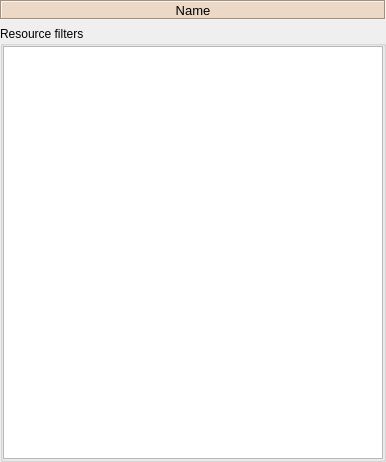
This is spinetoolbox/ui/link_properties.ui in spine-tools/Spine-Toolbox as Qt 5 draws it before an edit. The edited form follows.
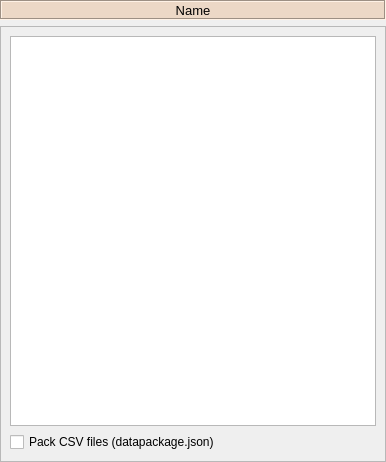
This is the edited form.

What changed in the file:
```diff
--- a/spinetoolbox/ui/link_properties.ui
+++ b/spinetoolbox/ui/link_properties.ui
@@ -25,7 +25,7 @@
   <property name="windowTitle">
    <string>Form</string>
   </property>
-  <layout class="QGridLayout" name="gridLayout">
+  <layout class="QVBoxLayout" name="verticalLayout">
    <property name="leftMargin">
     <number>0</number>
    </property>
@@ -38,44 +38,7 @@
    <property name="bottomMargin">
     <number>0</number>
    </property>
-   <item row="1" column="0">
-    <widget class="QGroupBox" name="groupBox_2">
-     <property name="title">
-      <string>Resource filters</string>
-     </property>
-     <layout class="QVBoxLayout" name="verticalLayout_5">
-      <property name="spacing">
-       <number>0</number>
-      </property>
-      <property name="leftMargin">
-       <number>0</number>
-      </property>
-      <property name="topMargin">
-       <number>0</number>
-      </property>
-      <property name="rightMargin">
-       <number>0</number>
-      </property>
-      <property name="bottomMargin">
-       <number>0</number>
-      </property>
-      <item>
-       <widget class="QTreeView" name="treeView_resources">
-        <property name="acceptDrops">
-         <bool>true</bool>
-        </property>
-        <property name="dragDropMode">
-         <enum>QAbstractItemView::DragDrop</enum>
-        </property>
-        <attribute name="headerVisible">
-         <bool>false</bool>
-        </attribute>
-       </widget>
-      </item>
-     </layout>
-    </widget>
-   </item>
-   <item row="0" column="0">
+   <item>
     <widget class="QLabel" name="label_link_name">
      <property name="sizePolicy">
       <sizepolicy hsizetype="Preferred" vsizetype="Fixed">
@@ -122,6 +85,45 @@
      </property>
     </widget>
    </item>
+   <item>
+    <widget class="QScrollArea" name="scrollArea">
+     <property name="widgetResizable">
+      <bool>true</bool>
+     </property>
+     <widget class="QWidget" name="scrollAreaWidgetContents">
+      <property name="geometry">
+       <rect>
+        <x>0</x>
+        <y>0</y>
+        <width>384</width>
+        <height>440</height>
+       </rect>
+      </property>
+      <layout class="QVBoxLayout" name="verticalLayout_2">
+       <item>
+        <widget class="QTreeView" name="treeView_filters">
+         <property name="acceptDrops">
+          <bool>true</bool>
+         </property>
+         <property name="dragDropMode">
+          <enum>QAbstractItemView::DragDrop</enum>
+         </property>
+         <attribute name="headerVisible">
+          <bool>true</bool>
+         </attribute>
+        </widget>
+       </item>
+       <item>
+        <widget class="QCheckBox" name="checkBox_use_datapackage">
+         <property name="text">
+          <string>Pack CSV files (datapackage.json)</string>
+         </property>
+        </widget>
+       </item>
+      </layout>
+     </widget>
+    </widget>
+   </item>
   </layout>
  </widget>
  <resources>
```
